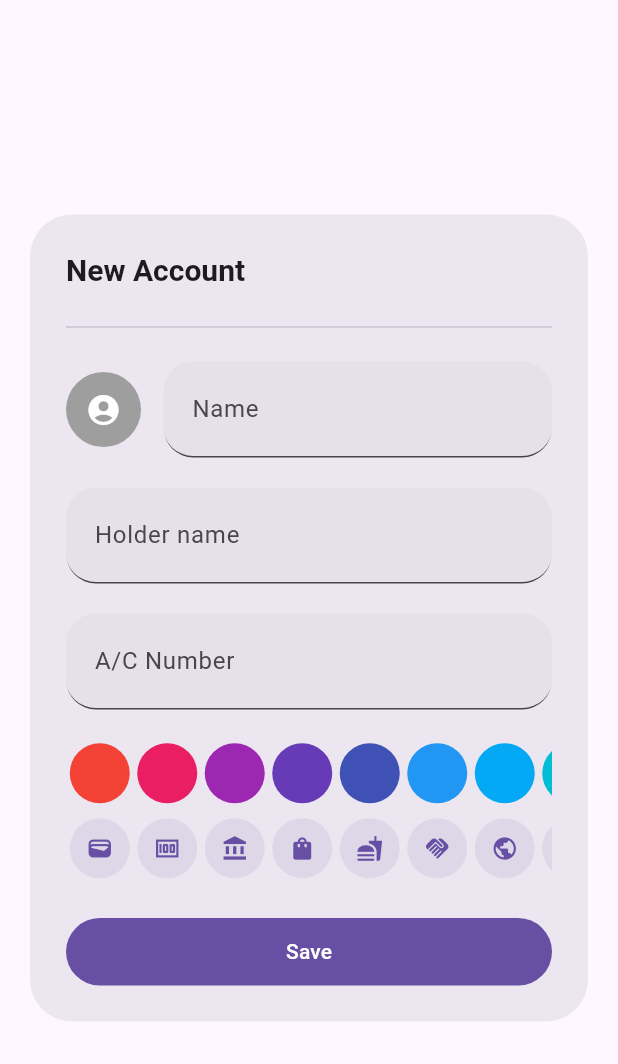
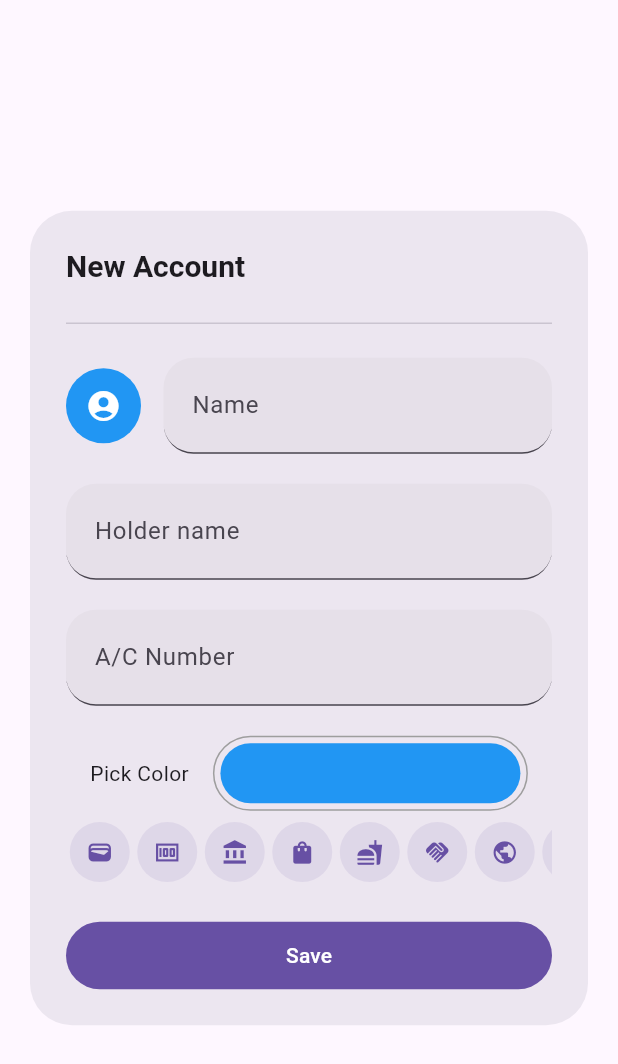
Before and after one commit to bartonpratt/my_expense_app, a Flutter app: the AccountForm widget shown alone on an empty page, opened directly, on a phone screen of 412 x 824 dp. Shown: the top 1064 px of the screen. Run offline on Flutter 3.47's test engine with Material 3 defaults, Android fonts, the phone set to English and light mode, and no system bars; our stand-ins replace animated_text_kit, fl_chart, flutter_colorpicker, image_picker, lottie, rive and 3 more; missing offline and left inert: cool_dropdown, currency_picker, events_emitter, ficonsax; accounts and stored records are empty.

Commit message:
created color picker helper

```diff
--- /dev/null
+++ b/lib/helpers/color_picker.helper.dart
@@ -0,0 +1,29 @@
+import 'package:flutter/material.dart';
+import 'package:flutter_colorpicker/flutter_colorpicker.dart';
+
+class ColorPickerHelper {
+  static Future<void> pickColor(BuildContext context, Color currentColor, Function(Color) onColorSelected) async {
+    showDialog(
+      context: context,
+      builder: (BuildContext context) {
+        return AlertDialog(
+          title: const Text('Pick a color'),
+          content: SingleChildScrollView(
+            child: ColorPicker(
+              pickerColor: currentColor,
+              onColorChanged: onColorSelected,
+            ),
+          ),
+          actions: <Widget>[
+            TextButton(
+              child: const Text('Got it'),
+              onPressed: () {
+                Navigator.of(context).pop();
+              },
+            ),
+          ],
+        );
+      },
+    );
+  }
+}
--- a/lib/widgets/dialog/account_form.dialog.dart
+++ b/lib/widgets/dialog/account_form.dialog.dart
@@ -1,9 +1,13 @@
+// ignore_for_file: use_build_context_synchronously
+
 import 'package:my_expense_app/dao/account_dao.dart';
 import 'package:my_expense_app/events.dart';
 import 'package:my_expense_app/model/account.model.dart';
 import 'package:my_expense_app/widgets/buttons/button.dart';
 import 'package:flutter/material.dart';
 import 'package:my_expense_app/data/icons.dart';
+import 'package:my_expense_app/helpers/color_picker.helper.dart';
+
 typedef Callback = void Function();
 
 class AccountForm extends StatefulWidget {
@@ -15,20 +19,22 @@ class AccountForm extends StatefulWidget {
   @override
   State<StatefulWidget> createState() => _AccountForm();
 }
-class _AccountForm extends State<AccountForm>{
+
+class _AccountForm extends State<AccountForm> {
   final AccountDao _accountDao = AccountDao();
   Account? _account;
+
   @override
   void initState() {
     super.initState();
-    if(widget.account != null){
+    if (widget.account != null) {
       _account = Account(
         id: widget.account!.id,
         name: widget.account!.name,
         holderName: widget.account!.holderName,
         accountNumber: widget.account!.accountNumber,
         icon: widget.account!.icon,
-          color: widget.account!.color
+        color: widget.account!.color,
       );
     } else {
       _account = Account(
@@ -36,30 +42,34 @@ class _AccountForm extends State<AccountForm>{
         holderName: "",
         accountNumber: "",
         icon: Icons.account_circle,
-          color: Colors.grey
+        color: Colors.blue,
       );
     }
   }
 
-  void onSave (context) async{
+  void onSave(BuildContext context) async {
     await _accountDao.upsert(_account!);
-    if(widget.onSave != null) {
+    if (widget.onSave != null) {
       widget.onSave!();
     }
     Navigator.pop(context);
     globalEvent.emit("account_update");
   }
 
-  void pickIcon(context)async {
+  void pickIcon(BuildContext context) async {
+    // Implement icon picker logic here if needed
+  }
 
-  }
   @override
   Widget build(BuildContext context) {
-    if(_account == null ){
+    if (_account == null) {
       return const CircularProgressIndicator();
     }
     return AlertDialog(
-      title: Text(widget.account!=null?"Edit Account":"New Account", style: const TextStyle(fontSize: 20, fontWeight: FontWeight.w600),),
+      title: Text(
+        widget.account != null ? "Edit Account" : "New Account",
+        style: const TextStyle(fontSize: 20, fontWeight: FontWeight.w600),
+      ),
       scrollable: true,
       insetPadding: const EdgeInsets.all(20),
       content: SizedBox(
@@ -68,23 +78,25 @@ class _AccountForm extends State<AccountForm>{
           mainAxisSize: MainAxisSize.min,
           children: [
             const Divider(),
-              const SizedBox(height: 15,),
+            const SizedBox(height: 15),
             Row(
               crossAxisAlignment: CrossAxisAlignment.center,
               mainAxisAlignment: MainAxisAlignment.center,
               children: [
-
                 Container(
                   height: 50,
                   width: 50,
                   decoration: BoxDecoration(
                     color: _account!.color,
-                        borderRadius: BorderRadius.circular(40)
+                    borderRadius: BorderRadius.circular(40),
                   ),
                   alignment: Alignment.center,
-                    child: Icon(_account!.icon, color: Colors.white,),
+                  child: Icon(
+                    _account!.icon,
+                    color: Colors.white,
                   ),
-                  const SizedBox(width: 15,),
+                ),
+                const SizedBox(width: 15),
                 Expanded(
                   child: TextFormField(
                     initialValue: _account!.name,
@@ -95,15 +107,18 @@ class _AccountForm extends State<AccountForm>{
                       border: UnderlineInputBorder(
                         borderRadius: BorderRadius.circular(20),
                       ),
-                            contentPadding: const EdgeInsets.symmetric(vertical: 12, horizontal: 15)
+                      contentPadding: const EdgeInsets.symmetric(
+                        vertical: 12,
+                        horizontal: 15,
                       ),
-                        onChanged: (String text){
+                    ),
+                    onChanged: (String text) {
                       setState(() {
                         _account!.name = text;
                       });
                     },
-                      )
-                  )
+                  ),
+                ),
               ],
             ),
             Container(
@@ -116,19 +131,21 @@ class _AccountForm extends State<AccountForm>{
                   border: UnderlineInputBorder(
                     borderRadius: BorderRadius.circular(20),
                   ),
-                      contentPadding: const EdgeInsets.symmetric(vertical: 12, horizontal: 15)
+                  contentPadding: const EdgeInsets.symmetric(
+                    vertical: 12,
+                    horizontal: 15,
+                  ),
                 ),
                 initialValue: _account!.holderName,
-                  onChanged: (text){
+                onChanged: (text) {
                   setState(() {
                     _account!.holderName = text;
                   });
                 },
               ),
             ),
-
             Container(
-                padding: const EdgeInsets.only(bottom: 20,),
+              padding: const EdgeInsets.only(bottom: 20),
               child: TextFormField(
                 decoration: InputDecoration(
                   labelText: 'A/C Number',
@@ -137,102 +154,109 @@ class _AccountForm extends State<AccountForm>{
                   border: UnderlineInputBorder(
                     borderRadius: BorderRadius.circular(20),
                   ),
-                      contentPadding: const EdgeInsets.symmetric(vertical: 12, horizontal: 15)
+                  contentPadding: const EdgeInsets.symmetric(
+                    vertical: 12,
+                    horizontal: 15,
+                  ),
                 ),
                 initialValue: _account!.accountNumber,
-                  onChanged: (text){
+                onChanged: (text) {
                   setState(() {
                     _account!.accountNumber = text;
                   });
                 },
               ),
             ),
-
-              //Color picker
-              SizedBox(
-                height: 45,
-                width: double.infinity,
-                child: ListView.builder(
-                    scrollDirection: Axis.horizontal,
-                    itemCount: Colors.primaries.length,
-                    itemBuilder: (BuildContext context, index)=>
-                        Container(
-                          width: 45,
-                          height: 45,
-                          padding: const EdgeInsets.symmetric(horizontal: 2.5, vertical: 2.5),
-                          child: GestureDetector(
+            Row(mainAxisAlignment: MainAxisAlignment.spaceEvenly,
+              children: [
+                const Text("Pick Color"),
+                GestureDetector(
                   onTap: () {
+                    ColorPickerHelper.pickColor(context, _account!.color, (Color color) {
                       setState(() {
-                                  _account!.color = Colors.primaries[index];
+                        _account!.color = color;
+                      });
                     });
                   },
-                              child:  Container(
+                  child: Container(
+                    padding: const EdgeInsets.all(4.0), // Add space between the outline and the container
                     decoration: BoxDecoration(
-                                    color: Colors.primaries[index],
-                                    borderRadius: BorderRadius.circular(40),
+                      borderRadius: BorderRadius.circular(44), // Increase the border radius slightly for the outer container
                       border: Border.all(
-                                      width: 2,
-                                      color: _account!.color.value == Colors.primaries[index].value ? Colors.white: Colors.transparent,
-                                    )
-                                ),
-                              )
-                          ),
-                        )
-
+                        color: Colors.grey, // Color of the outline
+                        width: 1.0, // Thickness of the outline
                       ),
                     ),
-              const SizedBox(height: 5,),
-
-              //Icon picker
+                    child: Container(
+                      height: 40,
+                      width: 200,
+                      decoration: BoxDecoration(
+                        color: _account!.color,
+                        borderRadius: BorderRadius.circular(40),
+                      ),
+                      alignment: Alignment.center,
+                    ),
+                  ),
+                ),
+              ],
+            ),
+            const SizedBox(height: 5),
             SizedBox(
               height: 45,
               width: double.infinity,
               child: ListView.builder(
                 scrollDirection: Axis.horizontal,
                 itemCount: AppIcons.icons.length,
-                    itemBuilder: (BuildContext context, index)=>Container(
+                itemBuilder: (BuildContext context, index) => Container(
                   width: 45,
                   height: 45,
-                        padding: const EdgeInsets.symmetric(horizontal: 2.5, vertical: 2.5),
+                  padding: const EdgeInsets.symmetric(
+                    horizontal: 2.5,
+                    vertical: 2.5,
+                  ),
                   child: GestureDetector(
                     onTap: () {
                       setState(() {
                         _account!.icon = AppIcons.icons[index];
                       });
                     },
-                            child:  Container(
+                    child: Container(
                       height: 50,
                       width: 50,
                       decoration: BoxDecoration(
                         color: Theme.of(context).colorScheme.primary.withOpacity(0.1),
                         borderRadius: BorderRadius.circular(40),
                         border: Border.all(
-                                      color: _account!.icon == AppIcons.icons[index] ? Theme.of(context).colorScheme.primary: Colors.transparent,
-                                      width: 2
-                                  )
+                          color: _account!.icon == AppIcons.icons[index]
+                              ? Theme.of(context).colorScheme.primary
+                              : Colors.transparent,
+                          width: 2,
                         ),
-                              child:Icon(AppIcons.icons[index], color: Theme.of(context).colorScheme.primary, size: 18,),
-                            )
-                        )
-                    )
-
+                      ),
+                      child: Icon(
+                        AppIcons.icons[index],
+                        color: Theme.of(context).colorScheme.primary,
+                        size: 18,
+                      ),
+                    ),
+                  ),
+                ),
               ),
             ),
           ],
-          )
+        ),
       ),
       actions: [
         AppButton(
           height: 45,
           isFullWidth: true,
-          onPressed: (){
+          onPressed: () {
             onSave(context);
           },
           color: Theme.of(context).colorScheme.primary,
           label: "Save",
-        )
+        ),
       ],
     );
   }
-
 }
```
Also changed, not shown: lib/widgets/dialog/category_form.dialog.dart (+8 -32 lines). Lines whose indentation alone changed are shown as unchanged.
